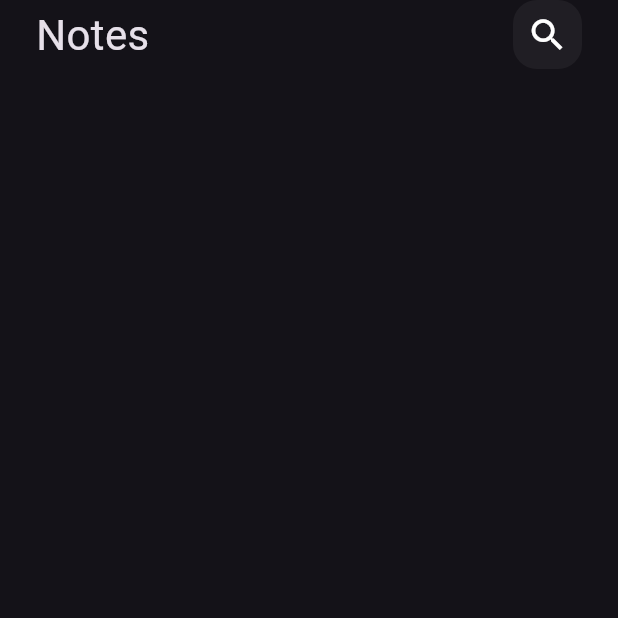
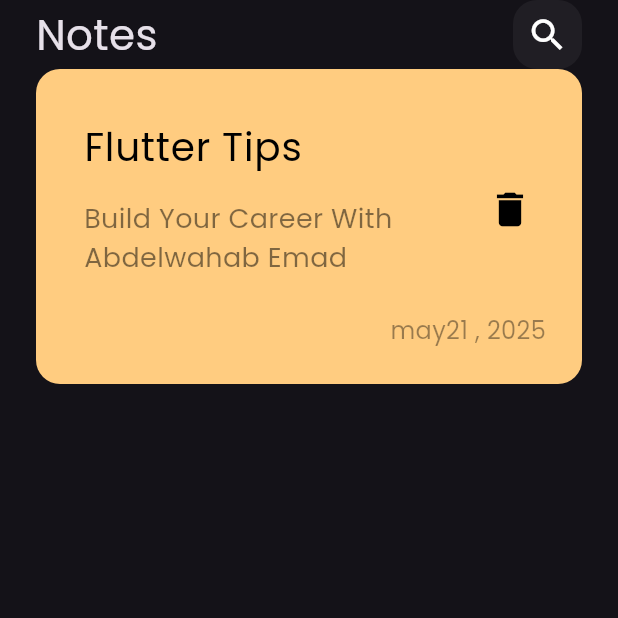
Before and after one commit to abdelwahabtest/notes_app, a Flutter app: the screen it shows after launch, on a phone screen of 412 x 824 dp, the top half of it. Run offline on Flutter 3.47's test engine with Material 3 defaults, Android fonts, the phone set to English and light mode, and no system bars.

Commit message:
build custom note item

```diff
--- a/lib/main.dart
+++ b/lib/main.dart
@@ -12,7 +12,10 @@ class NotesApp extends StatelessWidget {
   Widget build(BuildContext context) {
     return MaterialApp(
       debugShowCheckedModeBanner: false,
-      theme: ThemeData(brightness: Brightness.dark),
+      theme: ThemeData(
+        brightness: Brightness.dark,
+        fontFamily: 'Poppins',
+      ),
       home: const NotesView(),
     );
   }
--- /dev/null
+++ b/lib/widgets/custom_note_item.dart
@@ -0,0 +1,58 @@
+import 'package:flutter/material.dart';
+
+class NotesItem extends StatelessWidget {
+  const NotesItem({super.key});
+
+  @override
+  Widget build(BuildContext context) {
+    return Container(
+      padding: const EdgeInsets.only(top: 24, bottom: 24, left: 16,),
+      decoration: BoxDecoration(
+        color: const Color(0xffFFCC80),
+        borderRadius: BorderRadius.circular(16),
+      ),
+      child: Column(
+        crossAxisAlignment: CrossAxisAlignment.end,
+        children: [
+          ListTile(
+            title: const Text(
+              'Flutter Tips',
+               style: TextStyle(
+                color: Colors.black,
+                fontSize: 26,
+              ),
+            ),
+            subtitle: Padding(
+              padding: const EdgeInsets.only(top: 16, bottom: 16),
+              child: Text(
+                'Build Your Career With Abdelwahab Emad',
+                 style: TextStyle(
+                  color: Colors.black.withOpacity(0.5),
+                  fontSize: 18,
+                ),
+              ),
+            ),
+            trailing: IconButton(
+              onPressed: (){},
+              icon: const Icon(
+                Icons.delete,
+                color: Colors.black,
+                size: 30,
+              ),
+            ),
+          ),
+          Padding(
+            padding: const EdgeInsets.only(right: 24),
+            child: Text(
+              'may21 , 2025',
+               style: TextStyle(
+                color: Colors.black.withOpacity(0.4),
+                fontSize: 16,
+              ),
+            ),
+          ),
+        ],
+      ),
+    );
+  }
+}
--- a/lib/widgets/notes_view_body.dart
+++ b/lib/widgets/notes_view_body.dart
@@ -1,6 +1,7 @@
 
 import 'package:flutter/material.dart';
 import 'package:notes_app/widgets/custom_app_bar.dart';
+import 'package:notes_app/widgets/custom_note_item.dart';
 
 class NotesViewbody extends StatelessWidget {
   const NotesViewbody({super.key});
@@ -12,6 +13,7 @@ class NotesViewbody extends StatelessWidget {
       child: Column(
         children: const [
           CustomAppBar(),
+          NotesItem(),
         ],
       ),
     );
```
Also changed, not shown: pubspec.yaml (+6 -11 lines), lib/assets/fonts/Poppins-Regular.ttf (added), pubspec.lock.
